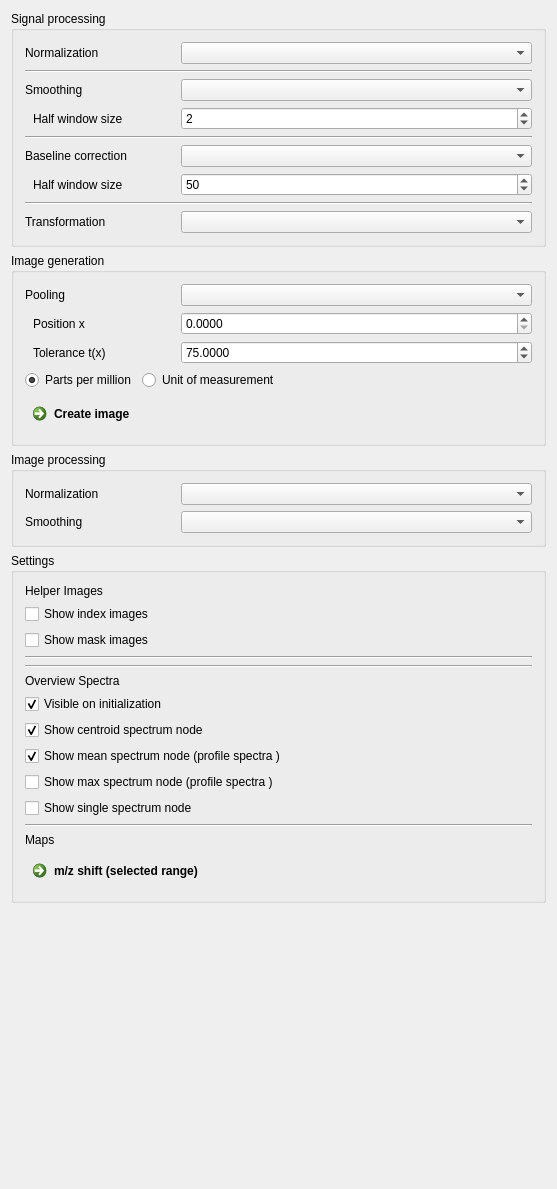
This is Plugins/org.mitk.gui.qt.m2.data/src/internal/m2Data.ui in jtfcordes/M2aia as Qt 5 draws it before an edit. The edited form follows.
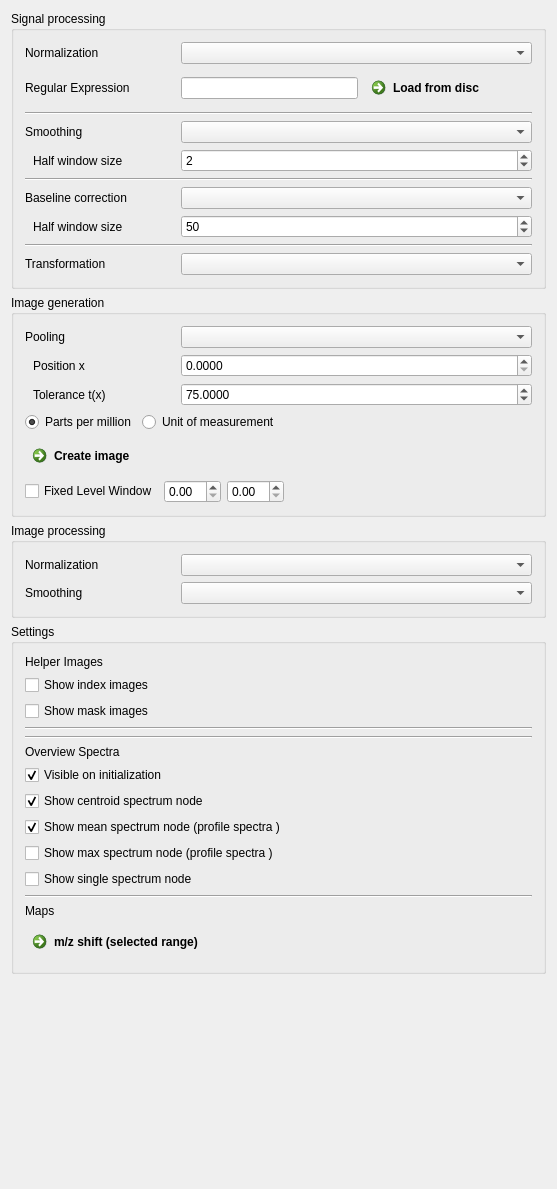
This is the edited form.

Commit message: major data handling changes - improve data IO speed - imzML associated data artifacts are loaded automatically (e.g. imzml-name.mask.nrrd, or imzml-name.TIC.nrrd)

```diff
--- a/Plugins/org.mitk.gui.qt.m2.data/src/internal/m2Data.ui
+++ b/Plugins/org.mitk.gui.qt.m2.data/src/internal/m2Data.ui
@@ -86,6 +86,64 @@
         </item>
        </layout>
       </item>
+      <item>
+       <layout class="QHBoxLayout" name="externalNormalizationLayout">
+        <item>
+         <widget class="QLabel" name="labelLoadExternalNormalization">
+          <property name="minimumSize">
+           <size>
+            <width>150</width>
+            <height>0</height>
+           </size>
+          </property>
+          <property name="maximumSize">
+           <size>
+            <width>150</width>
+            <height>16777215</height>
+           </size>
+          </property>
+          <property name="toolTip">
+           <string>&lt;html&gt;&lt;head/&gt;&lt;body&gt;&lt;p&gt;Enter the &amp;lt;name&amp;gt; of the file to be loaded as external normalization. This file must be placed next to the input imzML file.&lt;br/&gt;&lt;br/&gt;The entered text &amp;lt;name&amp;gt; is interpreted as a regular expression and. The search path &amp;lt;path&amp;gt; is the directory of the corresponding imzML file with name &amp;lt;imzML&amp;gt;.&lt;br/&gt;&lt;br/&gt;Searches on the disk for a file with the following pattern: &amp;quot;&amp;lt;path&amp;gt;/&amp;lt;imzML&amp;gt;.&amp;lt;name&amp;gt;&amp;quot;&lt;br/&gt;&lt;br/&gt;&amp;lt;path&amp;gt;: Path pointing to the directory of the imzML file on disk&lt;br/&gt;&amp;lt;imzML&amp;gt;: File name of the imzML file without extension&lt;br/&gt;&amp;lt;name&amp;gt;: Name of the external normalization file, incl. file extension&lt;br/&gt;&lt;/p&gt;&lt;/body&gt;&lt;/html&gt;</string>
+          </property>
+          <property name="text">
+           <string>Regular Expression</string>
+          </property>
+          <property name="indent">
+           <number>0</number>
+          </property>
+         </widget>
+        </item>
+        <item>
+         <widget class="QLineEdit" name="lineEditExternalNormalization">
+          <property name="toolTip">
+           <string>&lt;html&gt;&lt;head/&gt;&lt;body&gt;&lt;p&gt;Enter the &amp;lt;name&amp;gt; of the file to be loaded as external normalization. This file must be placed next to the input imzML file.&lt;br/&gt;&lt;br/&gt;The entered text &amp;lt;name&amp;gt; is interpreted as a regular expression and. The search path &amp;lt;path&amp;gt; is the directory of the corresponding imzML file with name &amp;lt;imzML&amp;gt;.&lt;br/&gt;&lt;br/&gt;Searches on the disk for a file with the following pattern: &amp;quot;&amp;lt;path&amp;gt;/&amp;lt;imzML&amp;gt;.&amp;lt;name&amp;gt;&amp;quot;&lt;br/&gt;&lt;br/&gt;&amp;lt;path&amp;gt;: Path pointing to the directory of the imzML file on disk&lt;br/&gt;&amp;lt;imzML&amp;gt;: File name of the imzML file without extension&lt;br/&gt;&amp;lt;name&amp;gt;: Name of the external normalization file, incl. file extension&lt;br/&gt;&lt;/p&gt;&lt;/body&gt;&lt;/html&gt;</string>
+          </property>
+          <property name="inputMask">
+           <string/>
+          </property>
+          <property name="text">
+           <string/>
+          </property>
+          <property name="placeholderText">
+           <string/>
+          </property>
+         </widget>
+        </item>
+        <item>
+         <widget class="QCommandLinkButton" name="btnLoadExternalNormalization">
+          <property name="enabled">
+           <bool>true</bool>
+          </property>
+          <property name="toolTip">
+           <string>&lt;html&gt;&lt;head/&gt;&lt;body&gt;&lt;p&gt;Enter the &amp;lt;name&amp;gt; of the file to be loaded as external normalization. This file must be placed next to the input imzML file.&lt;br/&gt;&lt;br/&gt;The entered text &amp;lt;name&amp;gt; is interpreted as a regular expression and. The search path &amp;lt;path&amp;gt; is the directory of the corresponding imzML file with name &amp;lt;imzML&amp;gt;.&lt;br/&gt;&lt;br/&gt;Searches on the disk for a file with the following pattern: &amp;quot;&amp;lt;path&amp;gt;/&amp;lt;imzML&amp;gt;.&amp;lt;name&amp;gt;&amp;quot;&lt;br/&gt;&lt;br/&gt;&amp;lt;path&amp;gt;: Path pointing to the directory of the imzML file on disk&lt;br/&gt;&amp;lt;imzML&amp;gt;: File name of the imzML file without extension&lt;br/&gt;&amp;lt;name&amp;gt;: Name of the external normalization file, incl. file extension&lt;br/&gt;&lt;/p&gt;&lt;/body&gt;&lt;/html&gt;</string>
+          </property>
+          <property name="text">
+           <string>Load from disc</string>
+          </property>
+         </widget>
+        </item>
+       </layout>
+      </item>
       <item>
        <widget class="Line" name="line_2">
         <property name="orientation">
@@ -652,6 +710,36 @@
         </property>
        </widget>
       </item>
+      <item>
+       <layout class="QHBoxLayout" name="horizontalLayout_6">
+        <item>
+         <widget class="QCheckBox" name="CBUseFixedLevel">
+          <property name="text">
+           <string>Fixed Level Window</string>
+          </property>
+         </widget>
+        </item>
+        <item>
+         <widget class="QDoubleSpinBox" name="spnBxLevel"/>
+        </item>
+        <item>
+         <widget class="QDoubleSpinBox" name="spnBxWindow"/>
+        </item>
+        <item>
+         <spacer name="horizontalSpacer_2">
+          <property name="orientation">
+           <enum>Qt::Horizontal</enum>
+          </property>
+          <property name="sizeHint" stdset="0">
+           <size>
+            <width>40</width>
+            <height>20</height>
+           </size>
+          </property>
+         </spacer>
+        </item>
+       </layout>
+      </item>
      </layout>
     </widget>
    </item>
```
The commit also changes 19 other files.
